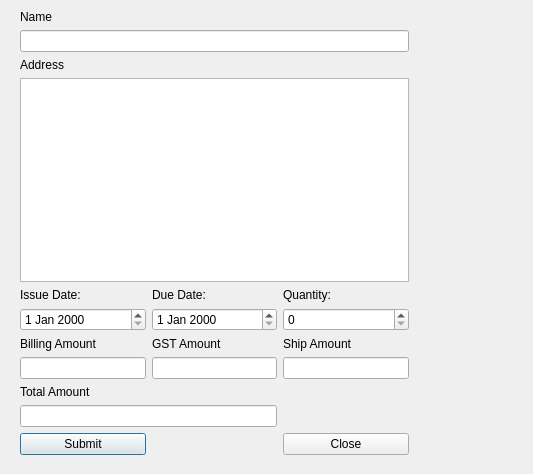
First picture: the form in invoice.ui, repository spal02482/SmartBill, before the edit.
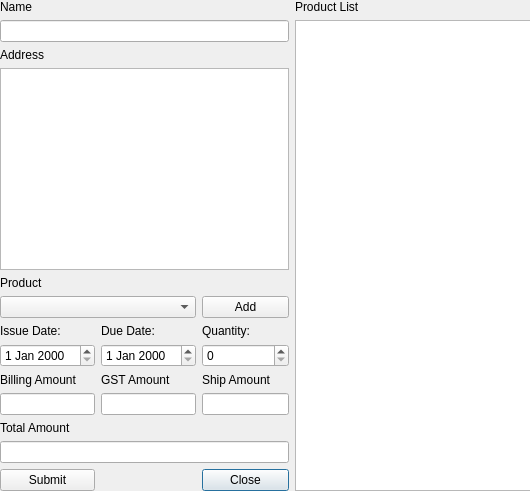
Second picture: the form after the edit.

Commit message: Added add product and made window size fixed

```diff
--- a/invoice.ui
+++ b/invoice.ui
@@ -6,127 +6,157 @@
    <rect>
     <x>0</x>
     <y>0</y>
-    <width>533</width>
-    <height>474</height>
+    <width>530</width>
+    <height>491</height>
    </rect>
   </property>
   <property name="windowTitle">
    <string>Dialog</string>
   </property>
-  <widget class="QWidget" name="">
+  <widget class="QWidget" name="layoutWidget">
    <property name="geometry">
     <rect>
-     <x>20</x>
-     <y>10</y>
-     <width>389</width>
-     <height>445</height>
+     <x>0</x>
+     <y>0</y>
+     <width>531</width>
+     <height>491</height>
     </rect>
    </property>
    <layout class="QGridLayout" name="gridLayout">
-    <item row="0" column="0">
-     <widget class="QLabel" name="clientNameLabel">
-      <property name="text">
-       <string>Name</string>
-      </property>
-     </widget>
-    </item>
-    <item row="1" column="0" colspan="3">
-     <widget class="QLineEdit" name="clientNameLineEdit"/>
-    </item>
-    <item row="2" column="0">
-     <widget class="QLabel" name="clientAddressLabel">
-      <property name="text">
-       <string>Address</string>
-      </property>
-     </widget>
+    <property name="sizeConstraint">
+     <enum>QLayout::SetNoConstraint</enum>
+    </property>
+    <item row="7" column="2">
+     <widget class="QSpinBox" name="quantitySpinBox"/>
     </item>
     <item row="3" column="0" colspan="3">
      <widget class="QPlainTextEdit" name="clientAddressTextEdit"/>
     </item>
-    <item row="4" column="0">
-     <widget class="QLabel" name="issueDateLabel">
+    <item row="11" column="0" colspan="3">
+     <widget class="QLineEdit" name="totalAmountLineEdit"/>
+    </item>
+    <item row="12" column="2">
+     <widget class="QPushButton" name="closeInvoicePushButton">
       <property name="text">
-       <string>Issue Date:</string>
+       <string>Close</string>
       </property>
      </widget>
     </item>
-    <item row="4" column="1">
-     <widget class="QLabel" name="dueDateLabel">
+    <item row="12" column="0">
+     <widget class="QPushButton" name="submitPushButton">
       <property name="text">
-       <string>Due Date:</string>
+       <string>Submit</string>
       </property>
      </widget>
     </item>
-    <item row="4" column="2">
+    <item row="7" column="1">
+     <widget class="QDateEdit" name="dueDateDateEdit"/>
+    </item>
+    <item row="6" column="2">
      <widget class="QLabel" name="quantityLabel">
       <property name="text">
        <string>Quantity:</string>
       </property>
      </widget>
     </item>
-    <item row="5" column="0">
+    <item row="7" column="0">
      <widget class="QDateEdit" name="issueDateDateEdit"/>
     </item>
-    <item row="5" column="1">
-     <widget class="QDateEdit" name="dueDateDateEdit"/>
+    <item row="9" column="1">
+     <widget class="QLineEdit" name="gstAmountLineEdit"/>
     </item>
-    <item row="5" column="2">
-     <widget class="QSpinBox" name="quantitySpinBox"/>
-    </item>
-    <item row="6" column="0">
-     <widget class="QLabel" name="billingAmountLabel">
+    <item row="4" column="0">
+     <widget class="QLabel" name="productNameLabel">
       <property name="text">
-       <string>Billing Amount</string>
+       <string>Product</string>
       </property>
      </widget>
     </item>
     <item row="6" column="1">
-     <widget class="QLabel" name="gstAmountLabel">
+     <widget class="QLabel" name="dueDateLabel">
       <property name="text">
-       <string>GST Amount</string>
+       <string>Due Date:</string>
       </property>
      </widget>
     </item>
-    <item row="6" column="2">
+    <item row="5" column="2">
+     <widget class="QPushButton" name="addProductPushButton">
+      <property name="text">
+       <string>Add</string>
+      </property>
+     </widget>
+    </item>
+    <item row="8" column="2">
      <widget class="QLabel" name="shipAmountLabel">
       <property name="text">
        <string>Ship Amount</string>
       </property>
      </widget>
     </item>
-    <item row="7" column="0">
+    <item row="8" column="1">
+     <widget class="QLabel" name="gstAmountLabel">
+      <property name="text">
+       <string>GST Amount</string>
+      </property>
+     </widget>
+    </item>
+    <item row="9" column="0">
      <widget class="QLineEdit" name="billingAmountLineEdit"/>
     </item>
-    <item row="7" column="1">
-     <widget class="QLineEdit" name="gstAmountLineEdit"/>
+    <item row="2" column="0">
+     <widget class="QLabel" name="clientAddressLabel">
+      <property name="text">
+       <string>Address</string>
+      </property>
+     </widget>
     </item>
-    <item row="7" column="2">
+    <item row="0" column="0">
+     <widget class="QLabel" name="clientNameLabel">
+      <property name="text">
+       <string>Name</string>
+      </property>
+     </widget>
+    </item>
+    <item row="9" column="2">
      <widget class="QLineEdit" name="shipAmountLineEdit"/>
     </item>
-    <item row="8" column="0">
+    <item row="10" column="0">
      <widget class="QLabel" name="totalAmountLabel">
       <property name="text">
        <string>Total Amount</string>
       </property>
      </widget>
     </item>
-    <item row="9" column="0" colspan="2">
-     <widget class="QLineEdit" name="totalAmountLineEdit"/>
+    <item row="8" column="0">
+     <widget class="QLabel" name="billingAmountLabel">
+      <property name="text">
+       <string>Billing Amount</string>
+      </property>
+     </widget>
     </item>
-    <item row="10" column="0">
-     <widget class="QPushButton" name="submitPushButton">
+    <item row="1" column="0" colspan="3">
+     <widget class="QLineEdit" name="clientNameLineEdit"/>
+    </item>
+    <item row="0" column="3">
+     <widget class="QLabel" name="productListLabel">
       <property name="text">
-       <string>Submit</string>
+       <string>Product List</string>
       </property>
      </widget>
     </item>
-    <item row="10" column="2">
-     <widget class="QPushButton" name="closeInvoicePushButton">
+    <item row="6" column="0">
+     <widget class="QLabel" name="issueDateLabel">
       <property name="text">
-       <string>Close</string>
+       <string>Issue Date:</string>
       </property>
      </widget>
     </item>
+    <item row="5" column="0" colspan="2">
+     <widget class="QComboBox" name="productNameComboBox"/>
+    </item>
+    <item row="1" column="3" rowspan="12">
+     <widget class="QTextEdit" name="productListTextEdit"/>
+    </item>
    </layout>
   </widget>
  </widget>
```
The commit also changes 10 other files.
